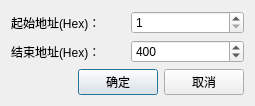
Before: the Qt Designer form source/scandevrangedialog.ui in 596142041/CANBootloader-Qt, drawn with Qt 5.
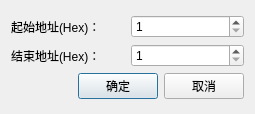
After: the same form once the commit is applied.

Commit message: 工程文件更改

The edit to the form file:
```diff
--- a/source/scandevrangedialog.ui
+++ b/source/scandevrangedialog.ui
@@ -7,7 +7,7 @@
     <x>0</x>
     <y>0</y>
     <width>255</width>
-    <height>101</height>
+    <height>114</height>
    </rect>
   </property>
   <property name="windowTitle">
@@ -57,9 +57,6 @@
          <property name="maximum">
           <number>65535</number>
          </property>
-         <property name="value">
-          <number>1024</number>
-         </property>
          <property name="displayIntegerBase">
           <number>16</number>
          </property>
```
The commit also changes 1 other file.
